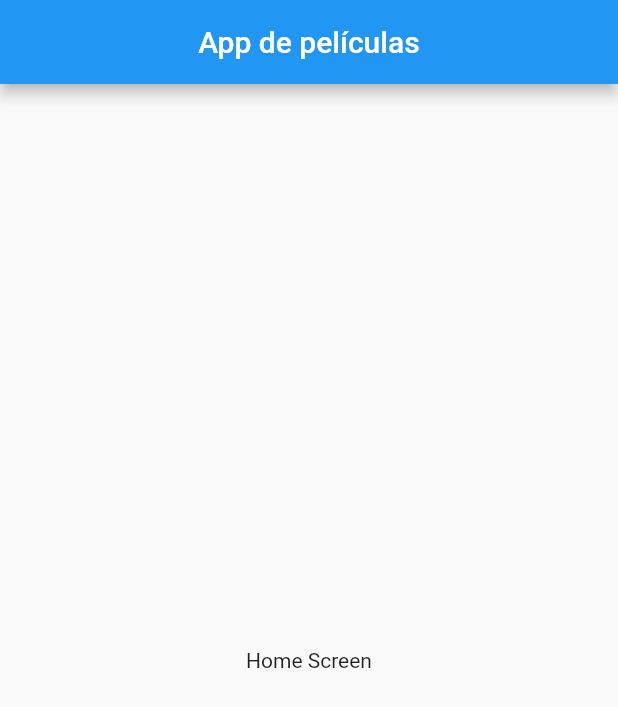
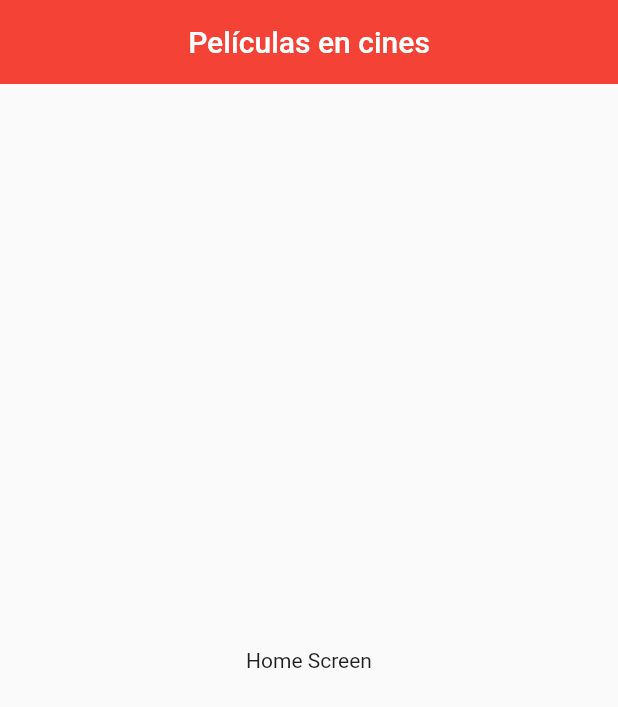
Before and after one commit to WilsonMachado/pelis-app, a Flutter app: the screen it shows after launch, on a phone screen of 412 x 824 dp. Shown: the top 707 px of the screen. Run offline on Flutter 3.47's test engine with Material 2 defaults, Android fonts, the phone set to English and light mode, and no system bars.

Commit message:
Se agrega tema global para los appbars y se cambia el título en el homescreen

```diff
--- a/lib/main.dart
+++ b/lib/main.dart
@@ -13,8 +13,10 @@ class MyApp extends StatelessWidget {
     return MaterialApp(
       debugShowCheckedModeBanner: false,
       title: 'Películas',
-      theme: ThemeData(
-        primarySwatch: Colors.blue,
+      theme: ThemeData.light().copyWith(
+        appBarTheme: const AppBarTheme(
+          color: Colors.red
+        )
       ),
       initialRoute: 'home', ///! Ruta inicial de la aplicación
       routes: {             ///! Mapa que contiene las rutas de la aplicación
--- a/lib/screens/home_screen.dart
+++ b/lib/screens/home_screen.dart
@@ -9,8 +9,9 @@ class HomeScreen extends StatelessWidget {
     return Scaffold(
       appBar: AppBar(
         title: const Center(
-          child: Text('App de películas'),
+          child: Text('Películas en cines'),
         ),
+        elevation: 0,
       ),
       body: const Center(
         child: Text('Home Screen'),
```
